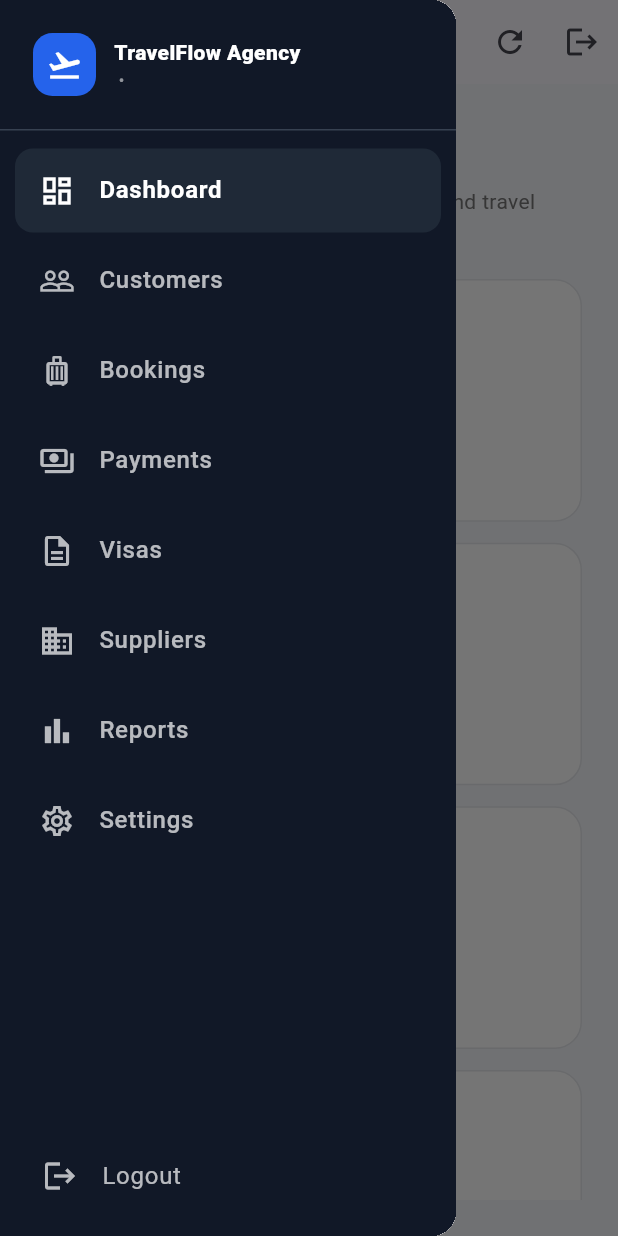
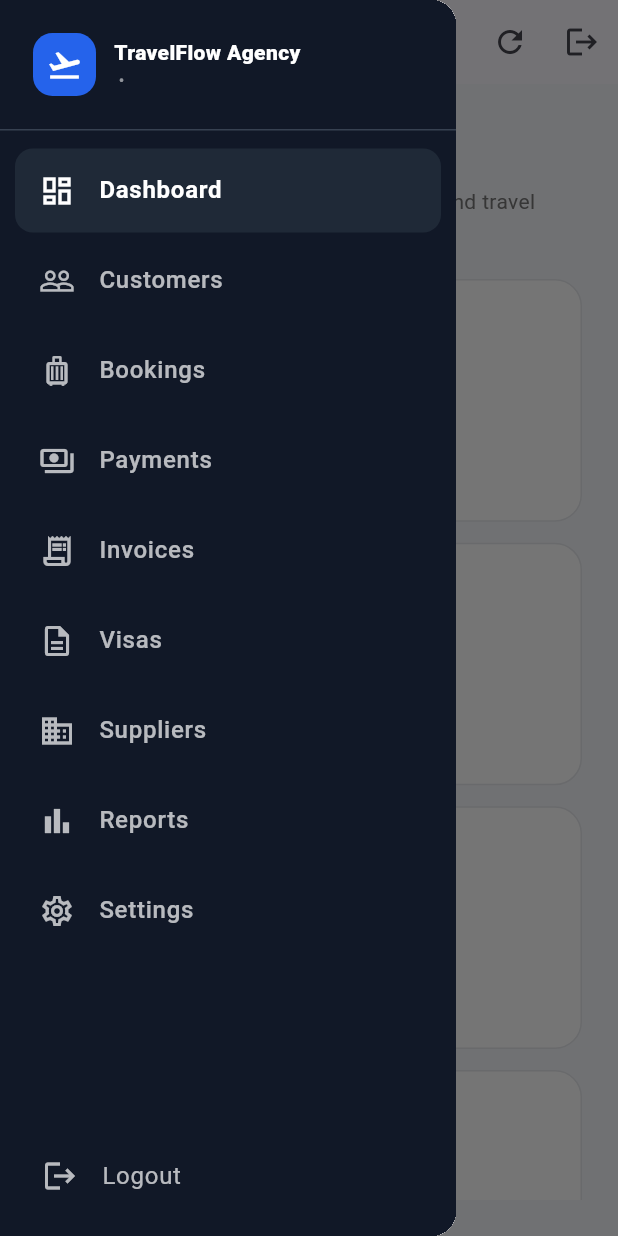
Before and after one commit to azoze2423-cyber/travelflow, a Flutter app: the HomeShell screen opened directly with empty values, with the side drawer open, on a phone screen of 412 x 824 dp. Run offline on Flutter 3.47's test engine with Material 3 defaults, Android fonts, the phone set to English and light mode, and no system bars; our stand-ins replace shared_preferences; accounts and stored records are empty.

Commit message:
Add invoices navigation

```diff
--- a/lib/screens/home_shell.dart
+++ b/lib/screens/home_shell.dart
@@ -4,6 +4,7 @@
 import 'customers_page.dart';
 import 'dashboard_page.dart';
 import 'payments_page.dart';
+import 'invoices_page.dart';
 import 'reports_page.dart';
 import 'settings_page.dart';
 import 'suppliers_page.dart';
@@ -24,6 +25,7 @@
     _NavItem('Customers',Icons.people_outline,CustomersPage(store:widget.store)),
     _NavItem('Bookings',Icons.luggage_outlined,BookingsPage(store:widget.store)),
     _NavItem('Payments',Icons.payments_outlined,PaymentsPage(store:widget.store)),
+    _NavItem('Invoices',Icons.receipt_long_outlined,InvoicesPage(store:widget.store)),
     _NavItem('Visas',Icons.description_outlined,VisasPage(store:widget.store)),
     _NavItem('Suppliers',Icons.business_outlined,SuppliersPage(store:widget.store)),
     _NavItem('Reports',Icons.bar_chart_outlined,ReportsPage(store:widget.store)),
```
